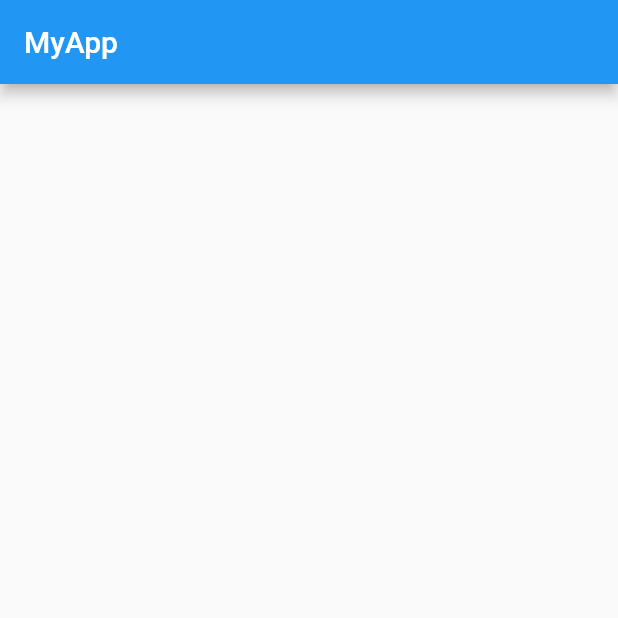
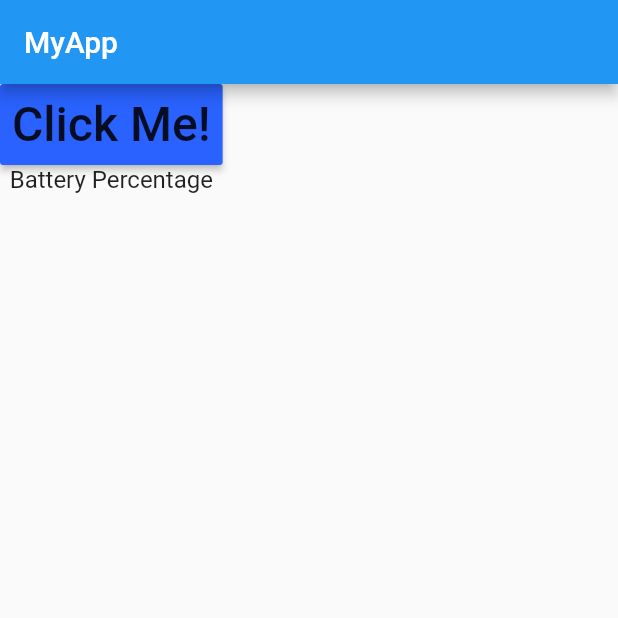
Before and after one commit to esmaeil-ahmadipour/Flutter_Channel, a Flutter app: the screen it shows after launch, on a phone screen of 412 x 824 dp, the top half of it. Run offline on Flutter 3.47's test engine with Material 2 defaults, Android fonts, the phone set to English and light mode, and no system bars.

Commit message:
Commit> Add UI

```diff
--- a/lib/main.dart
+++ b/lib/main.dart
@@ -1,4 +1,5 @@
 import 'package:flutter/material.dart';
+import 'package:flutter/services.dart';
 
 void main() => runApp(MyApp());
 
@@ -23,10 +24,34 @@ class MyHomePage extends StatefulWidget {
 }
 
 class _MyHomePageState extends State<MyHomePage> {
+  String _batteryPercentage = "Battery Percentage";
+
   @override
   Widget build(BuildContext context) {
     return Scaffold(
-      appBar: AppBar(title: Text("MyApp"),),
+      appBar: AppBar(
+        title: Text("MyApp"),
+      ),
+      body: Column(
+        children: <Widget>[
+          MaterialButton(
+            padding: EdgeInsets.all(8.0),
+            onPressed: (){},
+            color: Colors.blueAccent[700],
+            child: Text(
+              "Click Me!",
+              style: TextStyle(fontSize: 32),
+            ),
+          ),
+          Container(
+            child: Text(
+              _batteryPercentage,
+              style: TextStyle(fontSize: 16),
+            ),
+          ),
+        ],
+      ),
     );
   }
+
 }
```
